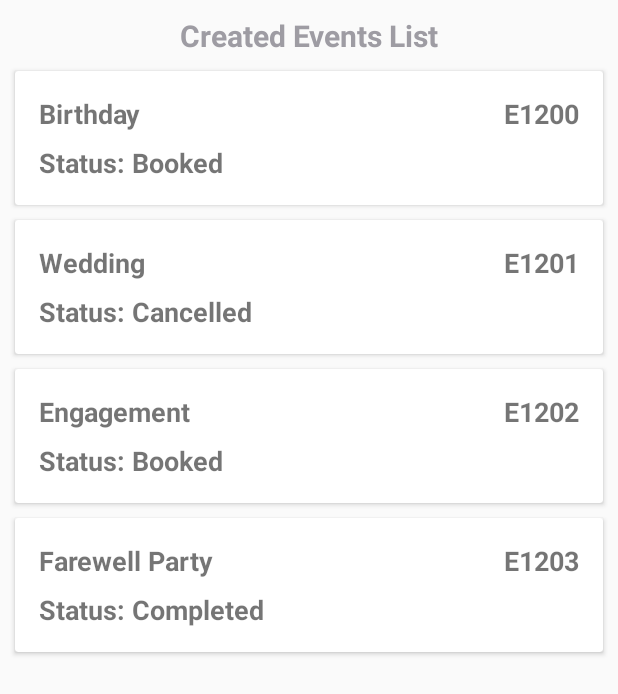
After one commit to vikram-tandon-4/CateringManagementSystem, an Android app: the layout created_events_list.xml on its own in the app's theme, with its tools: preview values and no code run, on a phone screen of 412 x 824 dp. The commit adds this screen. Shown: the top 694 px of the screen. Run offline under Robolectric (Android 15) with nearby library versions, the phone set to English and light mode, and no system bars.

Commit message:
added my UIs and updated old ones as well

```diff
--- /dev/null
+++ b/CateringSystem/app/src/main/res/layout/created_events_list.xml
@@ -0,0 +1,217 @@
+<?xml version="1.0" encoding="utf-8"?>
+<ScrollView android:layout_height="match_parent" android:layout_width="match_parent"
+    xmlns:android="http://schemas.android.com/apk/res/android">
+    <LinearLayout xmlns:android="http://schemas.android.com/apk/res/android"
+        xmlns:card_view="http://schemas.android.com/apk/res-auto"
+        android:layout_width="match_parent"
+        android:layout_height="wrap_content"
+        android:orientation="vertical">
+
+        <TextView
+            android:layout_width="match_parent"
+            android:layout_height="match_parent"
+            android:layout_marginTop="10dp"
+            android:layout_marginBottom="10dp"
+            android:gravity="center"
+            android:text="Created Events List"
+            android:textColor="#9e9ca3"
+            android:textSize="20dp"
+            android:textStyle="bold" />
+
+        <android.support.v7.widget.CardView xmlns:card_view="http://schemas.android.com/apk/res-auto"
+            android:id="@+id/card_view"
+            android:layout_width="wrap_content"
+            android:layout_height="wrap_content"
+            android:layout_marginLeft="10dp"
+            android:layout_marginRight="10dp"
+            android:layout_marginBottom="10dp"
+            android:baselineAligned="false">
+
+            <RelativeLayout
+                android:layout_width="match_parent"
+                android:layout_height="wrap_content"
+                android:layout_margin="8dp"
+                android:padding="8dp"
+                >
+
+                <TextView
+                    android:id="@+id/text1"
+                    android:layout_width="wrap_content"
+                    android:layout_height="wrap_content"
+                    android:layout_alignParentLeft="true"
+                    android:layout_alignParentTop="true"
+                    android:text="Birthday"
+                    android:textSize="18dp"
+                    android:textStyle="bold" />
+
+                <TextView
+                    android:id="@+id/text2"
+                    android:layout_width="wrap_content"
+                    android:layout_height="wrap_content"
+                    android:layout_alignParentRight="true"
+                    android:layout_alignParentTop="true"
+                    android:text="E1200"
+                    android:textSize="18dp"
+                    android:textStyle="bold" />
+
+
+                <TextView
+                    android:id="@+id/text3"
+                    android:layout_width="wrap_content"
+                    android:layout_height="wrap_content"
+                    android:layout_marginTop="8dp"
+                    android:layout_alignParentLeft="true"
+                    android:layout_below="@+id/text1"
+                    android:text="Status: Booked"
+                    android:textSize="18dp"
+                    android:textStyle="bold" />
+            </RelativeLayout>
+        </android.support.v7.widget.CardView>
+
+        <android.support.v7.widget.CardView xmlns:card_view="http://schemas.android.com/apk/res-auto"
+            android:id="@+id/card_view1"
+            android:layout_width="wrap_content"
+            android:layout_height="wrap_content"
+            android:layout_marginLeft="10dp"
+            android:layout_marginRight="10dp"
+            android:layout_marginBottom="10dp"
+            android:baselineAligned="false">
+
+            <RelativeLayout
+                android:layout_width="match_parent"
+                android:layout_height="wrap_content"
+                android:layout_margin="8dp"
+                android:padding="8dp"
+                >
+
+                <TextView
+                    android:id="@+id/text4"
+                    android:layout_width="wrap_content"
+                    android:layout_height="wrap_content"
+                    android:layout_alignParentLeft="true"
+                    android:layout_alignParentTop="true"
+                    android:text="Wedding"
+                    android:textSize="18dp"
+                    android:textStyle="bold" />
+
+                <TextView
+                    android:id="@+id/text5"
+                    android:layout_width="wrap_content"
+                    android:layout_height="wrap_content"
+                    android:layout_alignParentRight="true"
+                    android:layout_alignParentTop="true"
+                    android:text="E1201"
+                    android:textSize="18dp"
+                    android:textStyle="bold" />
+
+                <TextView
+                    android:id="@+id/text6"
+                    android:layout_width="wrap_content"
+                    android:layout_height="wrap_content"
+                    android:layout_marginTop="8dp"
+                    android:layout_alignParentLeft="true"
+                    android:layout_below="@+id/text4"
+                    android:text="Status: Cancelled"
+                    android:textSize="18dp"
+                    android:textStyle="bold" />
+            </RelativeLayout>
+        </android.support.v7.widget.CardView>
+        <android.support.v7.widget.CardView xmlns:card_view="http://schemas.android.com/apk/res-auto"
+            android:id="@+id/card_view2"
+            android:layout_width="wrap_content"
+            android:layout_height="wrap_content"
+            android:layout_marginLeft="10dp"
+            android:layout_marginRight="10dp"
+            android:layout_marginBottom="10dp"
+            android:baselineAligned="false">
+
+            <RelativeLayout
+                android:layout_width="match_parent"
+                android:layout_height="wrap_content"
+                android:layout_margin="8dp"
+                android:padding="8dp"
+                >
+
+                <TextView
+                    android:id="@+id/text7"
+                    android:layout_width="wrap_content"
+                    android:layout_height="wrap_content"
+                    android:layout_alignParentLeft="true"
+                    android:layout_alignParentTop="true"
+                    android:text="Engagement"
+                    android:textSize="18dp"
+                    android:textStyle="bold" />
+
+                <TextView
+                    android:id="@+id/text8"
+                    android:layout_width="wrap_content"
+                    android:layout_height="wrap_content"
+                    android:layout_alignParentRight="true"
+                    android:layout_alignParentTop="true"
+                    android:text="E1202"
+                    android:textSize="18dp"
+                    android:textStyle="bold" />
+
+                <TextView
+                    android:id="@+id/text9"
+                    android:layout_width="wrap_content"
+                    android:layout_height="wrap_content"
+                    android:layout_marginTop="8dp"
+                    android:layout_alignParentLeft="true"
+                    android:layout_below="@+id/text7"
+                    android:text="Status: Booked"
+                    android:textSize="18dp"
+                    android:textStyle="bold" />
+            </RelativeLayout>
+        </android.support.v7.widget.CardView>
+        <android.support.v7.widget.CardView xmlns:card_view="http://schemas.android.com/apk/res-auto"
+            android:id="@+id/card_view3"
+            android:layout_width="wrap_content"
+            android:layout_height="wrap_content"
+            android:layout_marginLeft="10dp"
+            android:layout_marginRight="10dp"
+            android:layout_marginBottom="10dp"
+            android:baselineAligned="false">
+
+            <RelativeLayout
+                android:layout_width="match_parent"
+                android:layout_height="wrap_content"
+                android:layout_margin="8dp"
+                android:padding="8dp"
+                >
+
+                <TextView
+                    android:id="@+id/text10"
+                    android:layout_width="wrap_content"
+                    android:layout_height="wrap_content"
+                    android:layout_alignParentLeft="true"
+                    android:layout_alignParentTop="true"
+                    android:text="Farewell Party"
+                    android:textSize="18dp"
+                    android:textStyle="bold" />
+
+                <TextView
+                    android:id="@+id/text11"
+                    android:layout_width="wrap_content"
+                    android:layout_height="wrap_content"
+                    android:layout_alignParentRight="true"
+                    android:layout_alignParentTop="true"
+                    android:text="E1203"
+                    android:textSize="18dp"
+                    android:textStyle="bold" />
+
+                <TextView
+                    android:id="@+id/text12"
+                    android:layout_width="wrap_content"
+                    android:layout_height="wrap_content"
+                    android:layout_marginTop="8dp"
+                    android:layout_alignParentLeft="true"
+                    android:layout_below="@+id/text10"
+                    android:text="Status: Completed"
+                    android:textSize="18dp"
+                    android:textStyle="bold" />
+            </RelativeLayout>
+        </android.support.v7.widget.CardView>
+
+    </LinearLayout>
+</ScrollView>
```
Also changed, not shown: CateringSystem/app/src/main/res/layout/assigned_event_list.xml (+8 -8 lines), CateringSystem/app/src/main/res/layout/event_details.xml (+45 -16 lines), CateringSystem/app/src/main/res/layout/requested_event.xml (added, +109 -0 lines), CateringSystem/app/src/main/res/layout/staff_member.xml (added, +65 -0 lines).
